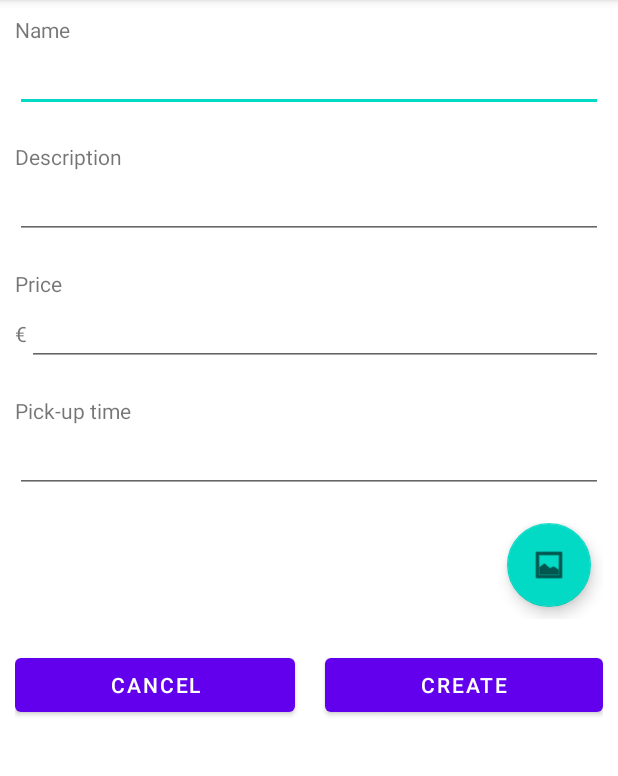
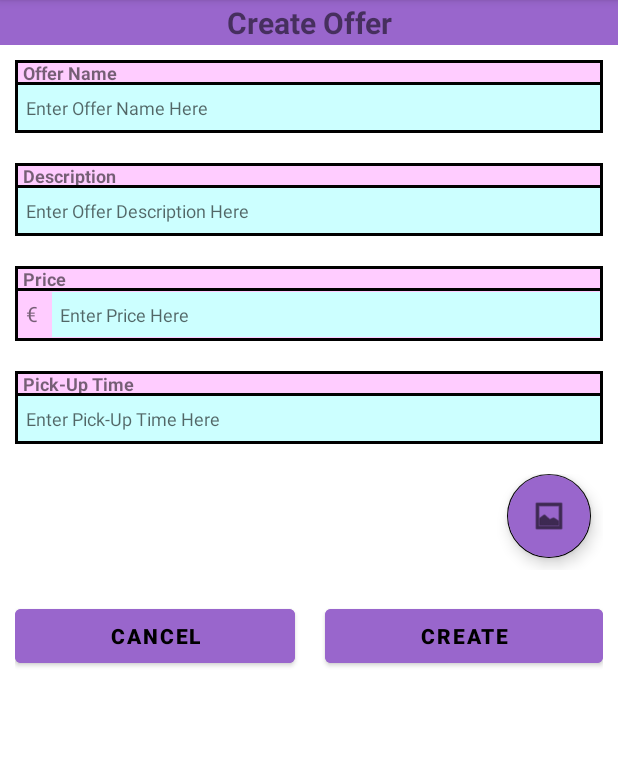
Before and after one commit to ericu07/CS4084-foodapp, an Android app: the CreateOffer screen opened directly, with no data from a screen before it, on a phone screen of 412 x 824 dp, the part 84-860 px from its top. Run offline under Robolectric (Android 15) with nearby library versions, the phone set to English and light mode, and no system bars.

Commit message:
Update to Business Settings, Create Offer Large Update

```diff
--- a/app/src/main/res/layout/activity_business_settings.xml
+++ b/app/src/main/res/layout/activity_business_settings.xml
@@ -43,7 +43,7 @@
             <!-- TITLE -->
             <TextView
                 android:layout_width="match_parent"
-                android:layout_height="29dp"
+                android:layout_height="30dp"
                 android:background="#9966CC"
                 android:text="My Business"
                 android:gravity="center"
@@ -68,8 +68,8 @@
                     <TextView
                         android:layout_width="match_parent"
                         android:layout_height="wrap_content"
+                        android:text="Name"
                         android:paddingLeft="5dp"
-                        android:text="Name"
                         android:textSize="12dp"
                         android:textStyle="bold"
                         android:background="@drawable/border"/>
@@ -77,7 +77,7 @@
                     <EditText
                         android:id="@+id/editText_businessName"
                         android:layout_width="match_parent"
-                        android:layout_height="25dp"
+                        android:layout_height="30dp"
                         android:ems="500"
                         android:background="#CCFFFF"
                         android:hint="Enter Business Name Here"
--- a/app/src/main/res/layout/activity_create_offer.xml
+++ b/app/src/main/res/layout/activity_create_offer.xml
@@ -10,24 +10,47 @@
         android:layout_height="wrap_content"
         android:orientation="vertical">
 
+        <!-- TITLE -->
+        <TextView
+            android:layout_width="match_parent"
+            android:layout_height="30dp"
+            android:background="#9966CC"
+            android:text="Create Offer"
+            android:gravity="center"
+            android:textSize="20dp"
+            android:textStyle="bold" />
+
         <!-- START : NAME -->
         <LinearLayout
             android:layout_width="match_parent"
             android:layout_height="wrap_content"
             android:layout_margin="10dp"
-            android:orientation="vertical">
+            android:orientation="vertical"
+            android:background="@drawable/border">
 
             <TextView
-                android:layout_width="wrap_content"
+                android:layout_width="match_parent"
                 android:layout_height="wrap_content"
-                android:text="Name" />
+                android:text="Offer Name"
+                android:paddingLeft="5dp"
+                android:textSize="12dp"
+                android:textStyle="bold"
+                android:background="@drawable/border"
+                />
 
             <EditText
                 android:id="@+id/editText_offerName"
                 android:layout_width="match_parent"
-                android:layout_height="wrap_content"
-                android:ems="10"
-                android:inputType="textShortMessage" />
+                android:layout_height="30dp"
+                android:background="#CCFFFF"
+                android:inputType="textShortMessage"
+                android:hint="Enter Offer Name Here"
+                android:textSize="12dp"
+                android:paddingLeft="5dp"
+                android:layout_marginRight="2dp"
+                android:layout_marginLeft="2dp"
+                android:layout_marginBottom="2dp"
+                />
 
         </LinearLayout>
         <!-- END : NAME -->
@@ -37,20 +60,31 @@
             android:layout_width="match_parent"
             android:layout_height="wrap_content"
             android:layout_margin="10dp"
-            android:orientation="vertical">
+            android:orientation="vertical"
+            android:background="@drawable/border">
 
             <TextView
-                android:layout_width="wrap_content"
+                android:layout_width="match_parent"
                 android:layout_height="wrap_content"
-                android:text="Description" />
+                android:text="Description"
+                android:paddingLeft="5dp"
+                android:textSize="12dp"
+                android:textStyle="bold"
+                android:background="@drawable/border"/>
 
             <EditText
                 android:id="@+id/editText_description"
                 android:layout_width="match_parent"
-                android:layout_height="wrap_content"
-                android:ems="10"
-                android:gravity="start|top"
-                android:inputType="textMultiLine|textAutoCorrect" />
+                android:layout_height="30dp"
+                android:background="#CCFFFF"
+                android:inputType="textMultiLine|textAutoCorrect"
+                android:hint="Enter Offer Description Here"
+                android:textSize="12dp"
+                android:paddingLeft="5dp"
+                android:layout_marginRight="2dp"
+                android:layout_marginLeft="2dp"
+                android:layout_marginBottom="2dp"
+                />
 
         </LinearLayout>
         <!-- END : DESCRIPTION -->
@@ -60,12 +94,17 @@
             android:layout_width="match_parent"
             android:layout_height="wrap_content"
             android:layout_margin="10dp"
-            android:orientation="vertical">
+            android:orientation="vertical"
+            android:background="@drawable/border">
 
             <TextView
-                android:layout_width="wrap_content"
+                android:layout_width="match_parent"
                 android:layout_height="wrap_content"
-                android:text="Price" />
+                android:text="Price"
+                android:paddingLeft="5dp"
+                android:textSize="12dp"
+                android:textStyle="bold"
+                android:background="@drawable/border"/>
 
             <LinearLayout
                 android:layout_width="match_parent"
@@ -76,40 +115,63 @@
                     android:id="@+id/textView"
                     android:layout_width="wrap_content"
                     android:layout_height="wrap_content"
-                    android:text="€" />
+                    android:layout_marginLeft="2dp"
+                    android:layout_marginRight="2dp"
+                    android:layout_marginBottom="2dp"
+                    android:padding="5dp"
+                    android:text="€"
+                    />
 
                 <EditText
                     android:id="@+id/editText_price"
                     android:layout_width="match_parent"
-                    android:layout_height="wrap_content"
-                    android:ems="10"
-                    android:inputType="none|number" />
+                    android:layout_height="30dp"
+                    android:layout_marginLeft="2dp"
+                    android:layout_marginRight="2dp"
+                    android:layout_marginBottom="3dp"
+                    android:background="#CCFFFF"
+                    android:hint="Enter Price Here"
+                    android:inputType="none|number"
+                    android:paddingLeft="5dp"
+                    android:textSize="12dp" />
             </LinearLayout>
 
         </LinearLayout>
         <!-- END : PRICE -->
 
-        <!-- START : NAME -->
+        <!-- START : PICKUP -->
         <LinearLayout
             android:layout_width="match_parent"
             android:layout_height="wrap_content"
             android:layout_margin="10dp"
-            android:orientation="vertical">
+            android:orientation="vertical"
+            android:background="@drawable/border">
 
             <TextView
-                android:layout_width="wrap_content"
+                android:layout_width="match_parent"
                 android:layout_height="wrap_content"
-                android:text="Pick-up time" />
+                android:text="Pick-Up Time"
+                android:paddingLeft="5dp"
+                android:textSize="12dp"
+                android:textStyle="bold"
+                android:background="@drawable/border" />
 
             <EditText
                 android:id="@+id/editText_businessName"
                 android:layout_width="match_parent"
-                android:layout_height="wrap_content"
-                android:ems="10"
-                android:inputType="time" />
+                android:layout_height="30dp"
+                android:background="#CCFFFF"
+                android:inputType="time"
+                android:hint="Enter Pick-Up Time Here"
+                android:textSize="12dp"
+                android:paddingLeft="5dp"
+                android:layout_marginRight="2dp"
+                android:layout_marginLeft="2dp"
+                android:layout_marginBottom="2dp"
+                />
 
         </LinearLayout>
-        <!-- END : NAME -->
+        <!-- END : PICKUP -->
 
         <!-- START : IMAGE -->
         <androidx.constraintlayout.widget.ConstraintLayout
@@ -124,7 +186,7 @@
                 android:adjustViewBounds="true"
                 app:layout_constraintStart_toStartOf="parent"
                 app:layout_constraintTop_toTopOf="parent"
-                tools:srcCompat="@drawable/default_offer_picture" />
+                tools:srcCompat="@drawable/food_banner" />
 
             <com.google.android.material.floatingactionbutton.FloatingActionButton
                 android:id="@+id/fab_offerImage"
@@ -136,7 +198,9 @@
                 android:focusable="true"
                 app:layout_constraintBottom_toBottomOf="parent"
                 app:layout_constraintEnd_toEndOf="parent"
-                app:srcCompat="@android:drawable/ic_menu_gallery" />
+                app:srcCompat="@android:drawable/ic_menu_gallery"
+                app:backgroundTint="#000000"
+                android:backgroundTint="#9966CC"/>
 
         </androidx.constraintlayout.widget.ConstraintLayout>
         <!-- END : IMAGE -->
@@ -153,7 +217,11 @@
                 android:layout_height="wrap_content"
                 android:layout_weight="1"
                 android:layout_marginEnd="10dp"
-                android:text="Cancel" />
+                android:text="Cancel"
+                android:backgroundTint="#9966CC"
+                android:textColor="#000000"
+                android:textStyle="bold"
+                />
 
             <Button
                 android:id="@+id/button_save"
@@ -161,7 +229,11 @@
                 android:layout_height="wrap_content"
                 android:layout_weight="1"
                 android:layout_marginStart="10dp"
-                android:text="Create" />
+                android:text="Create"
+                android:backgroundTint="#9966CC"
+                android:textColor="#000000"
+                android:textStyle="bold"
+                />
         </LinearLayout>
 
     </LinearLayout>
```
